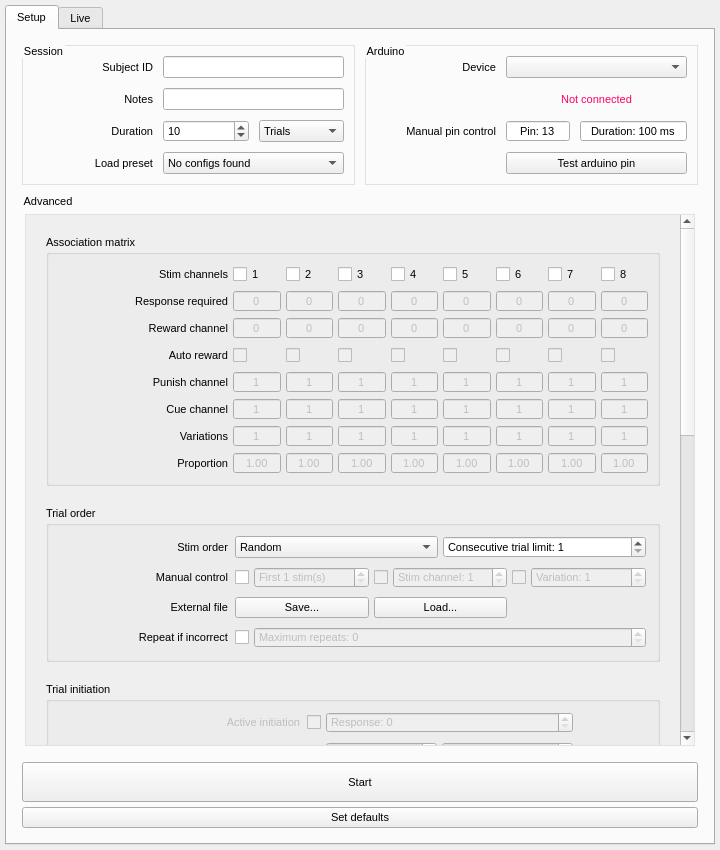
Above: GUI/GUI.ui from llerussell/PyBehaviour before the change. Below: the same form after it.
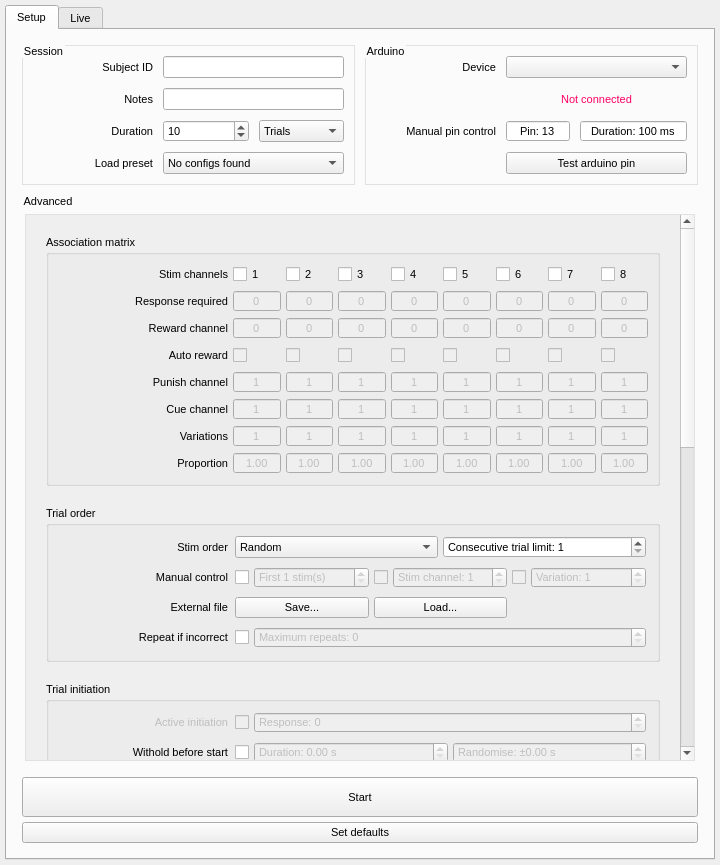
That is the form after the change.

What changed in the file:
```diff
--- a/GUI/GUI.ui
+++ b/GUI/GUI.ui
@@ -7,7 +7,7 @@
     <x>0</x>
     <y>0</y>
     <width>720</width>
-    <height>850</height>
+    <height>865</height>
    </rect>
   </property>
   <property name="sizePolicy">
@@ -876,7 +876,7 @@
                   <property name="geometry">
                    <rect>
                     <x>0</x>
-                    <y>0</y>
+                    <y>-287</y>
                     <width>637</width>
                     <height>1212</height>
                    </rect>
@@ -4568,7 +4568,7 @@
                             <item>
                              <widget class="QCheckBox" name="cueTrial_CheckBox">
                               <property name="sizePolicy">
-                               <sizepolicy hsizetype="Fixed" vsizetype="Preferred">
+                               <sizepolicy hsizetype="Preferred" vsizetype="Preferred">
                                 <horstretch>0</horstretch>
                                 <verstretch>0</verstretch>
                                </sizepolicy>
```
